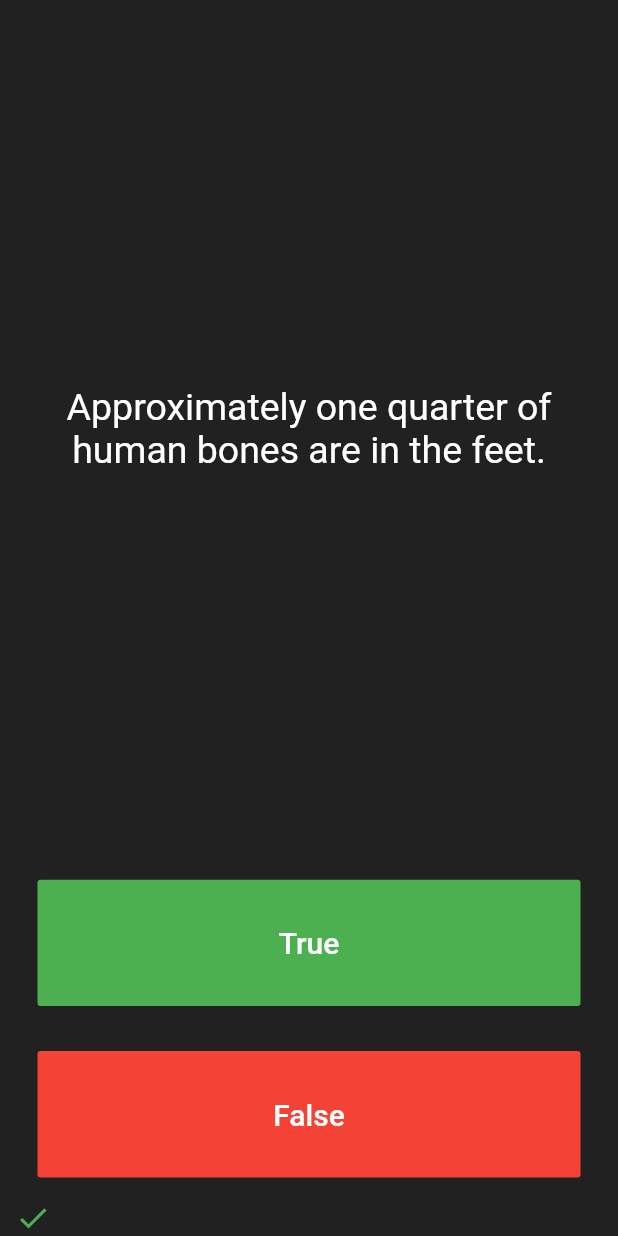
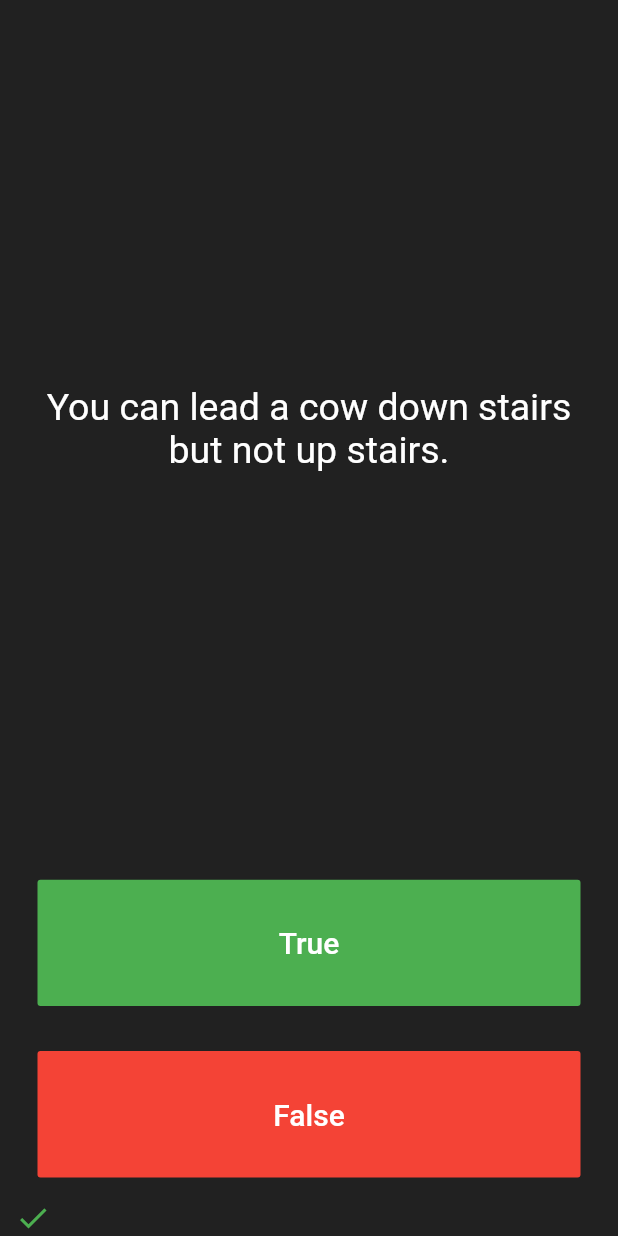
Before and after one commit to hummatli/quizzler-flutter, a Flutter app: the screen it shows after launch, after a tap on "True", on a phone screen of 412 x 824 dp. Run offline on Flutter 3.47's test engine with Material 2 defaults, Android fonts, the phone set to English and light mode, and no system bars.

Commit message:
Add functionality to the app

```diff
--- a/lib/main.dart
+++ b/lib/main.dart
@@ -1,4 +1,7 @@
 import 'package:flutter/material.dart';
+import 'package:quizzler/quiz_brain.dart';
+
+QuizBrain quizBrain = QuizBrain();
 
 void main() => runApp(Quizzler());
 
@@ -26,12 +29,26 @@ class QuizPage extends StatefulWidget {
 
 class _QuizPageState extends State<QuizPage> {
   List<Icon> scoreKeeper = [];
-  List<String> questions = [
-    'You can lead a cow down stairs but not up stairs.',
-    'Approximately one quarter of human bones are in the feet.',
-    'A slug\'s blood is green.'
-  ];
-  int currentQuestIndex = 0;
+
+  void checkAnswer(bool bookedAnswer) {
+    setState(() {
+      if (bookedAnswer == quizBrain.isCorrect) {
+        print('Right');
+        scoreKeeper.add(Icon(
+          Icons.check,
+          color: Colors.green,
+        ));
+      } else {
+        print('Wrong');
+        scoreKeeper.add(Icon(
+          Icons.close,
+          color: Colors.red,
+        ));
+      }
+
+      quizBrain.nextQuestion();
+    });
+  }
 
   @override
   Widget build(BuildContext context) {
@@ -45,7 +62,7 @@ class _QuizPageState extends State<QuizPage> {
             padding: EdgeInsets.all(10.0),
             child: Center(
               child: Text(
-                questions[currentQuestIndex],
+                quizBrain.questionText,
                 textAlign: TextAlign.center,
                 style: TextStyle(
                   fontSize: 25.0,
@@ -69,13 +86,7 @@ class _QuizPageState extends State<QuizPage> {
                 ),
               ),
               onPressed: () {
-                setState(() {
-                  currentQuestIndex++;
-                  scoreKeeper.add(Icon(
-                    Icons.check,
-                    color: Colors.green,
-                  ));
-                });
+                checkAnswer(true);
               },
             ),
           ),
@@ -94,6 +105,7 @@ class _QuizPageState extends State<QuizPage> {
               ),
               onPressed: () {
                 //The user picked false.
+                checkAnswer(false);
               },
             ),
           ),
--- /dev/null
+++ b/lib/models/question.dart
@@ -0,0 +1,13 @@
+class Question {
+  String _q;
+  bool _a;
+
+  Question(String q, bool a) {
+    this._q = q;
+    this._a = a;
+  }
+
+  bool get a => _a;
+
+  String get q => _q;
+}
```
Also changed, not shown: lib/quiz_brain.dart (added, +43 -0 lines).
